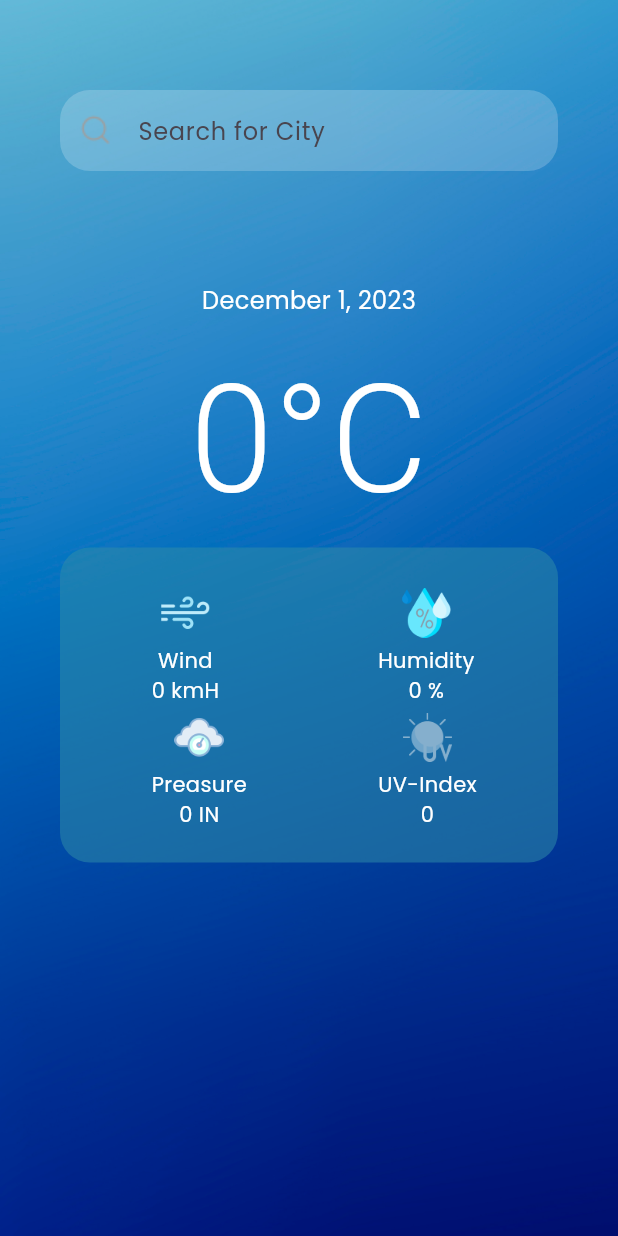
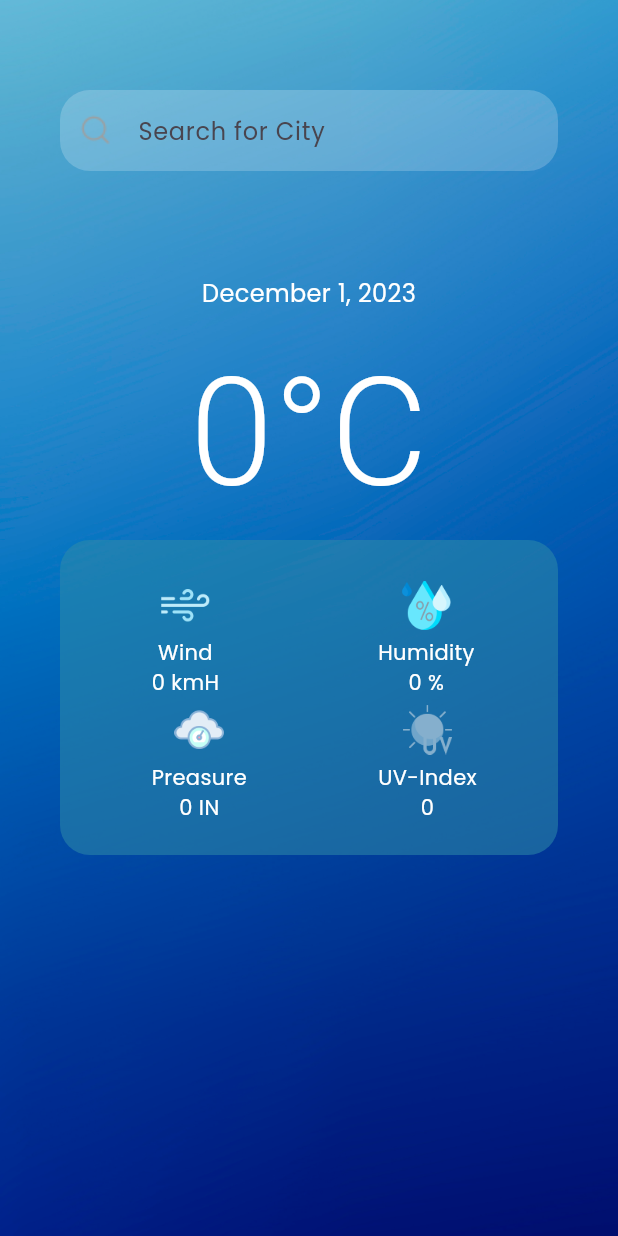
Before and after one commit to ShehanChamudith/Weather-App, a Flutter app: the screen it shows after launch, on a phone screen of 412 x 824 dp. Run offline on Flutter 3.47's test engine with Material 3 defaults, Android fonts, the light colour scheme and no system bars; our stand-ins replace shared_preferences; Roboto replaces fonts that are missing (PoppinsT).

Commit message:
12/01/2023 10.20 AM

```diff
--- a/lib/mainscreen.dart
+++ b/lib/mainscreen.dart
@@ -120,7 +120,7 @@ class _MainScreenState extends State<MainScreen> {
                         ),
                       ),
                     ),
-                    SizedBox(height: 25.0),
+                    SizedBox(height: 20.0),
                     Stack(
                       children: [
                         Center(
@@ -158,6 +158,7 @@ class _MainScreenState extends State<MainScreen> {
                                   _selectedCity.isNotEmpty
                                       ? Text(
                                     weather.condition,
+                                    textAlign: TextAlign.center,
                                     style: TextStyle(
                                       color: Colors.white,
                                       fontSize: 30.0,
@@ -165,6 +166,7 @@ class _MainScreenState extends State<MainScreen> {
                                       fontFamily: 'Poppins',
                                     ),
                                   )
+
                                       : Container(),
                                   Padding(
                                     padding: const EdgeInsets.all(10.0),
--- a/lib/splash.dart
+++ b/lib/splash.dart
@@ -26,7 +26,7 @@ class SplashScreen extends StatelessWidget {
               SizedBox(height: 16.0),
               Text(
                 'Weather Buddy',
-                style: TextStyle(fontSize: 20.0, fontWeight: FontWeight.bold,fontFamily: 'Poppins'),
+                style: TextStyle(fontSize: 20.0, fontWeight: FontWeight.bold,fontFamily: 'Poppins',color: Colors.white),
               ),
             ],
           ),
```
Also changed, not shown: lib/main.dart (+28 -1 lines).
